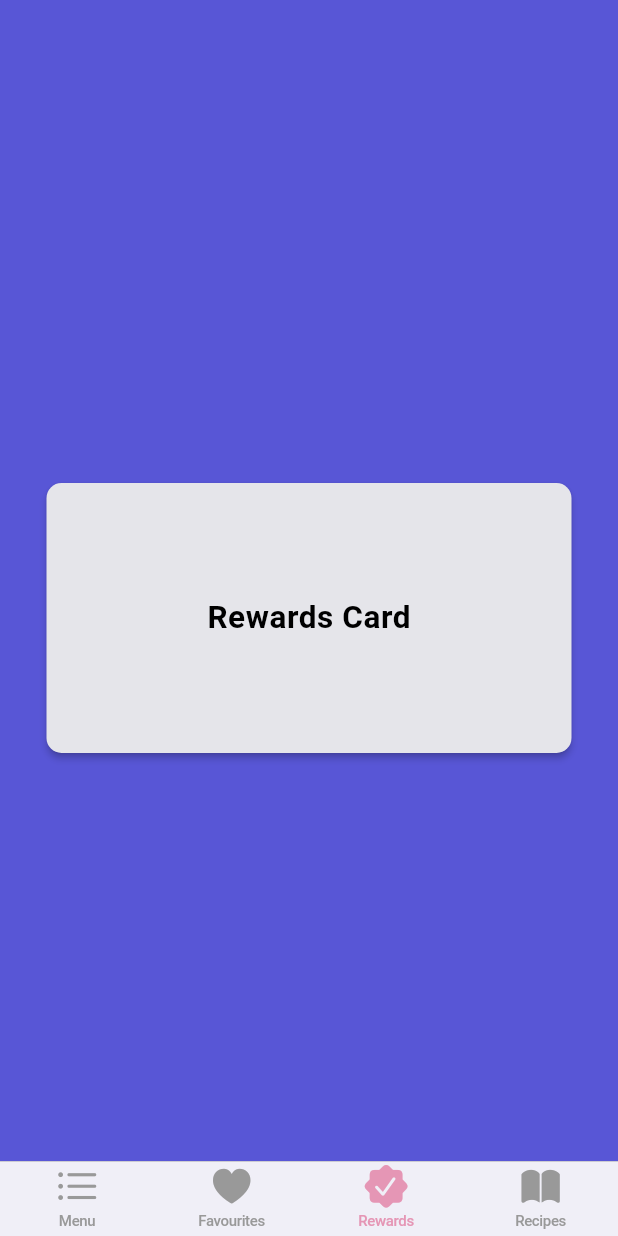
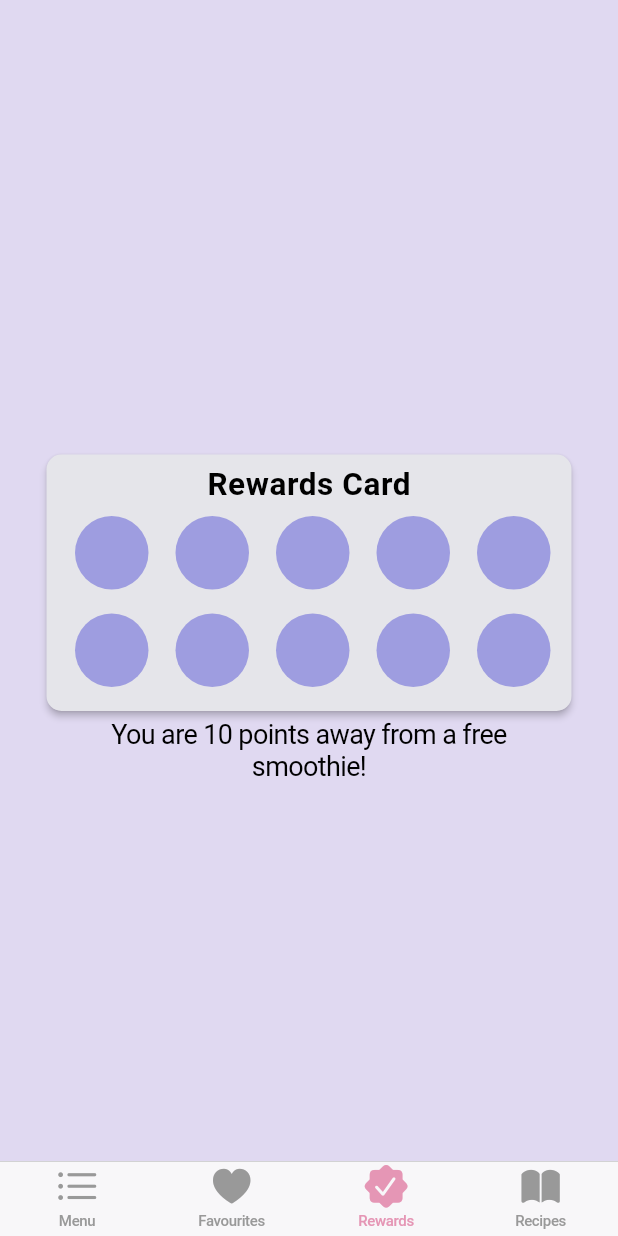
Before and after one commit to TJMusiitwa/flutter_fruta, a Flutter app: the screen it shows after launch, item 3 of the bottom bar chosen, on a phone screen of 412 x 824 dp. Run offline on Flutter 3.47's test engine with Material 2 defaults, Android fonts, the light colour scheme and no system bars; drawn by our look-alikes of animated_background; our stand-ins replace hive, hive_flutter, modal_bottom_sheet; accounts and stored records are empty.

Commit message:
Fix rewards screen and buy modal

```diff
--- a/lib/main.dart
+++ b/lib/main.dart
@@ -39,8 +39,7 @@ class MyApp extends StatelessWidget {
             switch (index) {
               case 0:
                 returnValue = CupertinoTabView(
-                  builder: (context) =>
-                      CupertinoPageScaffold(child: MenuScreen()),
+                  builder: (context) => MenuScreen(),
                 );
                 break;
               case 1:
--- a/lib/screens/rewards_screen.dart
+++ b/lib/screens/rewards_screen.dart
@@ -1,5 +1,6 @@
 import 'package:animated_background/animated_background.dart';
 import 'package:flutter/cupertino.dart';
+import 'package:flutter_fruta/widgets/rewardCircles.dart';
 
 class RewardsScreen extends StatefulWidget {
   @override
@@ -11,21 +12,28 @@ class _RewardsScreenState extends State<RewardsScreen>
   @override
   Widget build(BuildContext context) {
     return CupertinoPageScaffold(
-      backgroundColor: CupertinoColors.systemIndigo,
+      backgroundColor: CupertinoTheme.of(context).brightness == Brightness.dark
+          ? CupertinoColors.systemIndigo
+          : Color.fromRGBO(177, 159, 219, 0.4),
       child: AnimatedBackground(
         child: Center(
-          child: PhysicalModel(
+          child: Column(
+            crossAxisAlignment: CrossAxisAlignment.center,
+            mainAxisAlignment: MainAxisAlignment.center,
+            children: [
+              PhysicalModel(
                   color: CupertinoColors.lightBackgroundGray,
                   borderRadius: const BorderRadius.all(Radius.circular(10)),
                   shadowColor: CupertinoColors.black,
                   elevation: 2,
                   child: Container(
-                height: 180,
+                    //height: 200,
                     width: 350,
                     child: Padding(
                       padding: const EdgeInsets.all(8.0),
                       child: Column(
                         mainAxisAlignment: MainAxisAlignment.spaceEvenly,
+                        crossAxisAlignment: CrossAxisAlignment.center,
                         children: [
                           Text(
                             'Rewards Card',
@@ -34,10 +42,33 @@ class _RewardsScreenState extends State<RewardsScreen>
                                 .dateTimePickerTextStyle
                                 .copyWith(fontWeight: FontWeight.bold),
                           ),
+                          SizedBox(
+                            child: RewardCircles(),
+                            height: 65,
+                            width: double.maxFinite,
+                          ),
+                          SizedBox(
+                            child: RewardCircles(),
+                            height: 65,
+                          )
                         ],
                       ),
                     ),
                   )),
+              Padding(
+                padding: const EdgeInsets.only(left: 10.0, right: 10, top: 5),
+                child: Text(
+                  "You are 10 points away from a free \nsmoothie!",
+                  textAlign: TextAlign.center,
+                  softWrap: true,
+                  style: CupertinoTheme.of(context)
+                      .textTheme
+                      .textStyle
+                      .copyWith(fontSize: 18),
+                ),
+              )
+            ],
+          ),
         ),
         vsync: this,
         behaviour: RandomParticleBehaviour(
@@ -48,7 +79,7 @@ class _RewardsScreenState extends State<RewardsScreen>
             spawnMaxRadius: 100,
             maxOpacity: 0.40,
             spawnOpacity: 0.3,
-            baseColor: Color.fromRGBO(170, 157, 219, 1),
+            baseColor: Color.fromRGBO(177, 159, 219, 1),
           ),
         ),
       ),
--- /dev/null
+++ b/lib/widgets/rewardCircles.dart
@@ -0,0 +1,29 @@
+import 'package:flutter/cupertino.dart';
+
+class RewardCircles extends StatelessWidget {
+  @override
+  Widget build(BuildContext context) {
+    List<Widget> widgets = [];
+    for (var x = 0; x < 5; x++) {
+      widgets.add(
+        Container(
+          height: 48.0,
+          width: 55.0,
+          margin: EdgeInsets.all(6.0),
+          decoration: BoxDecoration(
+              //borderRadius: BorderRadius.circular(10.0),
+              color: CupertinoColors.systemIndigo.withOpacity(0.5),
+              shape: BoxShape.circle),
+        ),
+      );
+    }
+    return Container(
+        height: 10.0,
+        child: ListView(
+            scrollDirection: Axis.horizontal,
+            clipBehavior: Clip.antiAlias,
+            physics: NeverScrollableScrollPhysics(),
+            padding: EdgeInsets.all(2.0),
+            children: widgets));
+  }
+}
--- a/pubspec.yaml
+++ b/pubspec.yaml
@@ -31,6 +31,7 @@ dependencies:
   hive: ^1.4.4+1
   hive_flutter: ^0.3.1
   modal_bottom_sheet: ^0.2.2
+  we_slide: ^1.0.3
 
 dev_dependencies:
   flutter_test:
```
Also changed, not shown: lib/widgets/drink_view_widget.dart (+8 -29 lines), pubspec.lock, 1 other file. Lines whose indentation alone changed are shown as unchanged.
